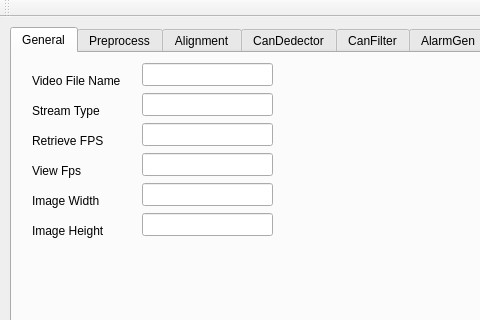
First picture: the form in mainwindow.ui, repository birolkuyumcu/TargetDetection, before the edit; both pictures show x 0 to 480 and y 0 to 320 of the 1361 by 640 pixel window.
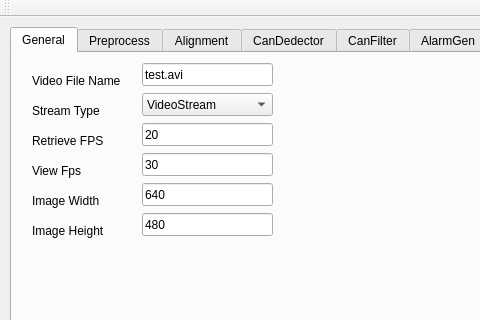
Second picture: the form after the edit.

What changed in the file:
```diff
--- a/mainwindow.ui
+++ b/mainwindow.ui
@@ -130,15 +130,8 @@
         <height>23</height>
        </rect>
       </property>
-     </widget>
-     <widget class="QLineEdit" name="lineEdit_2">
-      <property name="geometry">
-       <rect>
-        <x>130</x>
-        <y>40</y>
-        <width>131</width>
-        <height>23</height>
-       </rect>
+      <property name="text">
+       <string>test.avi</string>
       </property>
      </widget>
      <widget class="QLineEdit" name="lineEdit_retrieveFps">
@@ -150,6 +143,9 @@
         <height>23</height>
        </rect>
       </property>
+      <property name="text">
+       <string>20</string>
+      </property>
      </widget>
      <widget class="QLineEdit" name="lineEdit_viewFps">
       <property name="geometry">
@@ -160,6 +156,9 @@
         <height>23</height>
        </rect>
       </property>
+      <property name="text">
+       <string>30</string>
+      </property>
      </widget>
      <widget class="QLineEdit" name="lineEdit_imgWidth">
       <property name="geometry">
@@ -170,6 +169,9 @@
         <height>23</height>
        </rect>
       </property>
+      <property name="text">
+       <string>640</string>
+      </property>
      </widget>
      <widget class="QLineEdit" name="lineEdit_imgHeight">
       <property name="geometry">
@@ -180,6 +182,9 @@
         <height>23</height>
        </rect>
       </property>
+      <property name="text">
+       <string>480</string>
+      </property>
      </widget>
      <widget class="QPushButton" name="button_generalChange">
       <property name="geometry">
@@ -207,6 +212,26 @@
        <string>Save</string>
       </property>
      </widget>
+     <widget class="QComboBox" name="comboBox_streamSrc">
+      <property name="geometry">
+       <rect>
+        <x>130</x>
+        <y>40</y>
+        <width>131</width>
+        <height>23</height>
+       </rect>
+      </property>
+      <item>
+       <property name="text">
+        <string>VideoStream</string>
+       </property>
+      </item>
+      <item>
+       <property name="text">
+        <string>CameraStream</string>
+       </property>
+      </item>
+     </widget>
     </widget>
     <widget class="QWidget" name="tab_preprocess">
      <attribute name="title">
```
Left out of the diff: 2 changed lines with no effect on the pictures.
